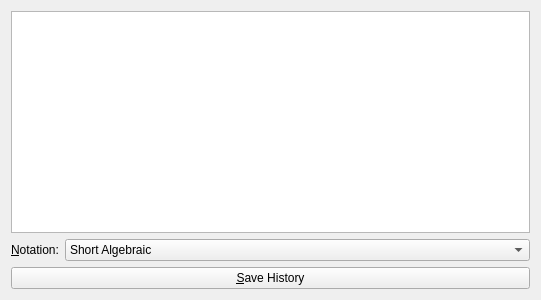
This is src/historywidget.ui in KDE/knights as Qt 5 draws it before an edit. The edited form follows.
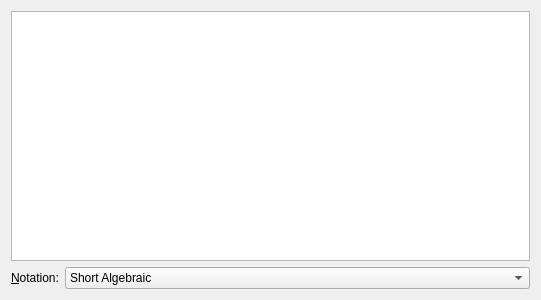
This is the edited form.

Commit message: History widget: 1. made the list non-editable 2. removed save-button 3. switched to item based list widget 4. some code clean-up

Diff of the .ui file:
```diff
--- a/src/historywidget.ui
+++ b/src/historywidget.ui
@@ -12,7 +12,7 @@
   </property>
   <layout class="QVBoxLayout" name="verticalLayout">
    <item>
-    <widget class="QListView" name="listView"/>
+    <widget class="QListWidget" name="listWidget"/>
    </item>
    <item>
     <layout class="QFormLayout" name="formLayout">
@@ -50,13 +50,6 @@
      </item>
     </layout>
    </item>
-   <item>
-    <widget class="QPushButton" name="saveButton">
-     <property name="text">
-      <string>&amp;Save History</string>
-     </property>
-    </widget>
-   </item>
   </layout>
  </widget>
  <resources/>
```
The commit also changes 2 other files.
